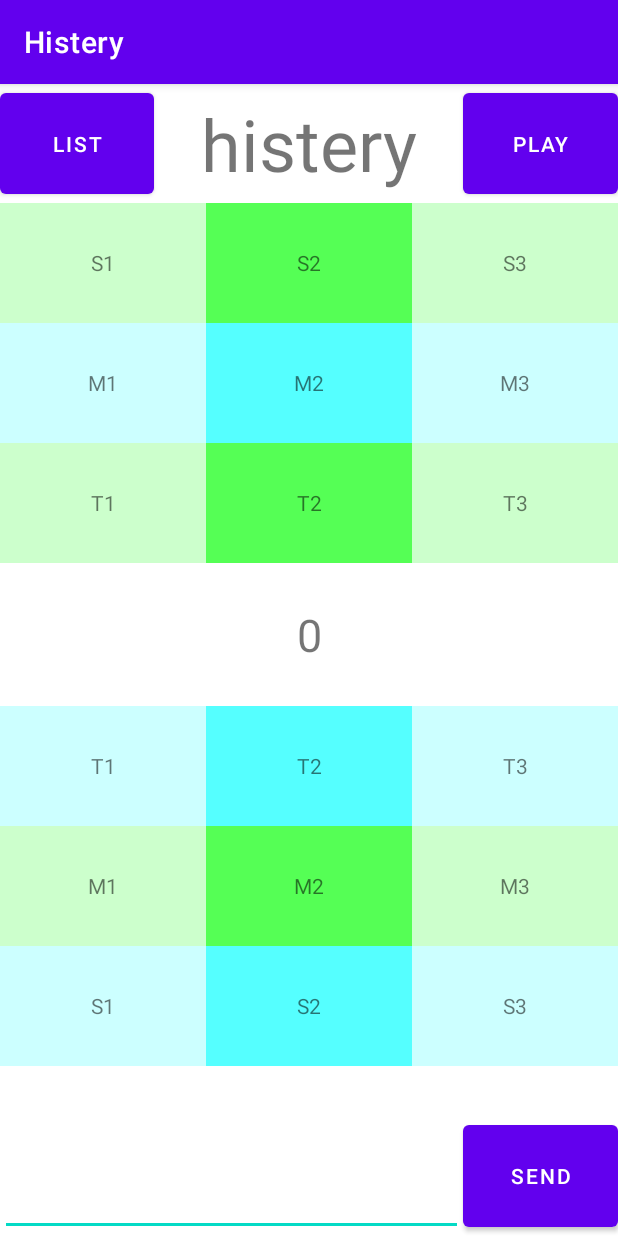
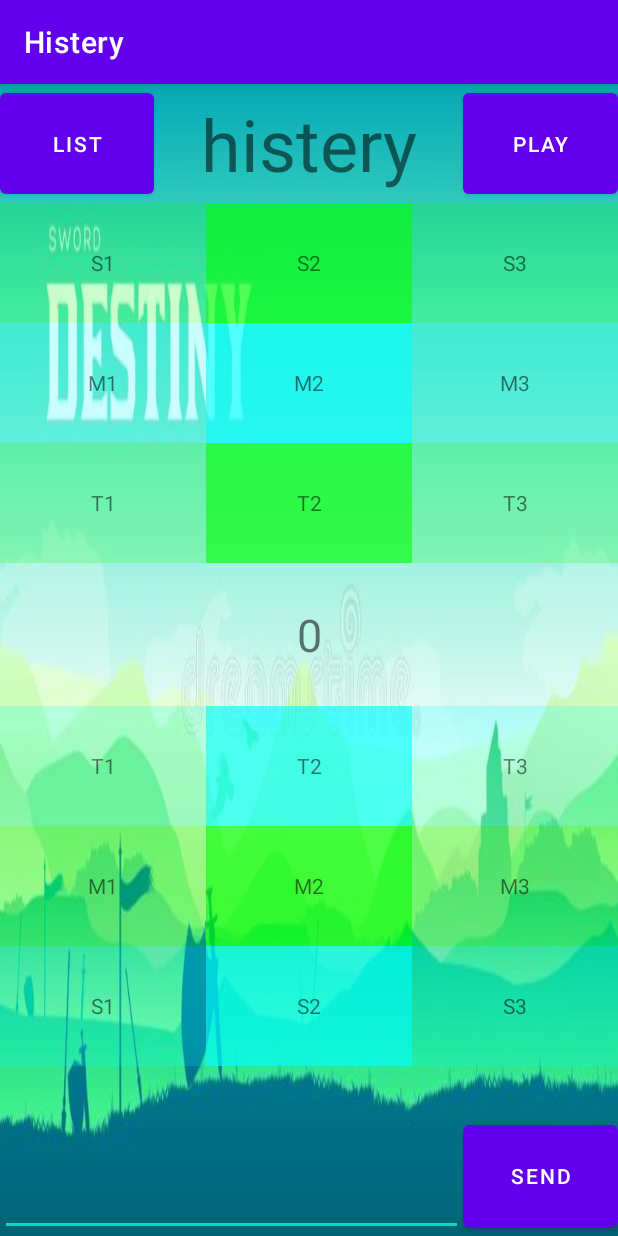
Before and after one commit to MarchelGunawan/Mobile_Programming, an Android app: the MainActivity screen opened directly, with no data from a screen before it, on a phone screen of 412 x 824 dp. Run offline under Robolectric (Android 15) with nearby library versions, the phone set to English and light mode, and no system bars.

Commit message:
Update 06/04/22

```diff
--- a/app/src/main/res/layout/activity_main.xml
+++ b/app/src/main/res/layout/activity_main.xml
@@ -5,6 +5,7 @@
     android:layout_width="match_parent"
     android:layout_height="match_parent"
     android:orientation="vertical"
+    android:background="@drawable/silhouette_historical_battlefield_sunset_design_military_silhouettes_fighting_scene_knight_war_landscape_background_medieval_138777890"
     tools:context=".MainActivity">
 
     <LinearLayout
@@ -116,7 +117,6 @@
 
         <TextView
             android:id="@+id/white"
-            android:background="@color/white"
             android:layout_columnWeight="1"
             android:layout_columnSpan="3"
             android:layout_height="95dp"
```
Also changed, not shown: app/src/main/res/drawable/free_pixel_art_fantasy_2d_battlegrounds8_0.jpg (added), app/src/main/res/drawable/silhouette_historical_battlefield_sunset_design_military_silhouettes_fighting_scene_knight_war_landscape_background_medieval_138777890.jpg (added).
